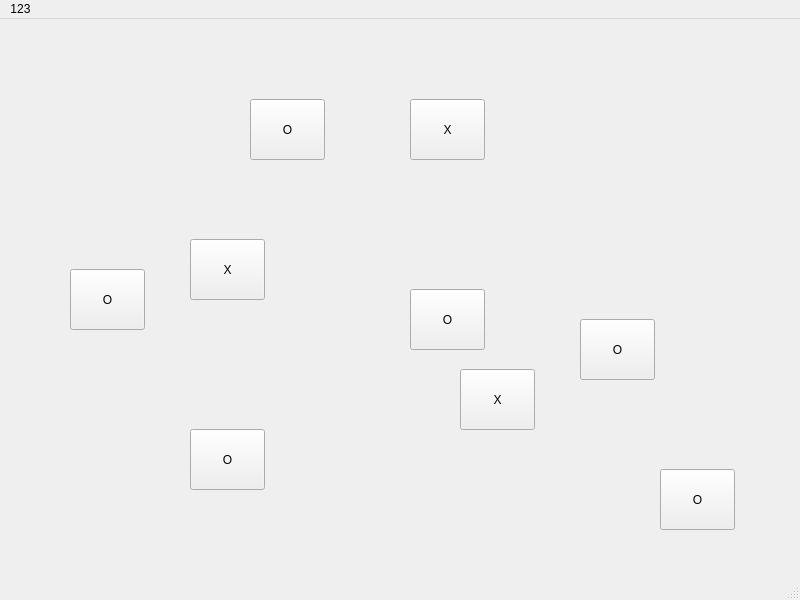
This is mainwindow.ui in aayyjkl/MidTermAI as Qt 5 draws it before an edit. The edited form follows.
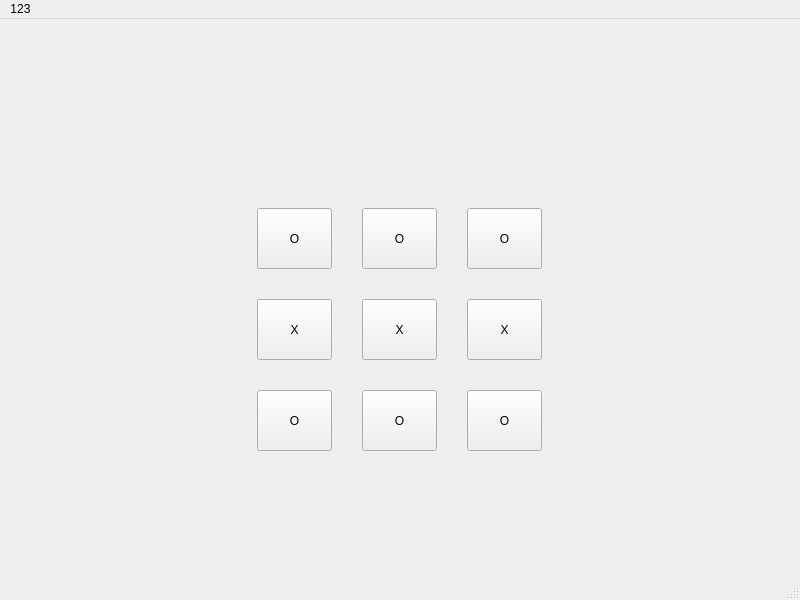
This is the edited form.

Commit message: Rearrange UI buttons in 3x3 grid pattern (OOO/XXX/OOO)

```diff
--- a/mainwindow.ui
+++ b/mainwindow.ui
@@ -17,8 +17,8 @@
    <widget class="QPushButton" name="pushButton">
     <property name="geometry">
      <rect>
-      <x>410</x>
-      <y>270</y>
+      <x>257</x>
+      <y>189</y>
       <width>75</width>
       <height>61</height>
      </rect>
@@ -30,21 +30,21 @@
    <widget class="QPushButton" name="pushButton_2">
     <property name="geometry">
      <rect>
-      <x>410</x>
-      <y>80</y>
+      <x>362</x>
+      <y>189</y>
       <width>75</width>
       <height>61</height>
      </rect>
     </property>
     <property name="text">
-     <string>X</string>
+     <string>O</string>
     </property>
    </widget>
    <widget class="QPushButton" name="pushButton_3">
     <property name="geometry">
      <rect>
-      <x>580</x>
-      <y>300</y>
+      <x>467</x>
+      <y>189</y>
       <width>75</width>
       <height>61</height>
      </rect>
@@ -56,21 +56,21 @@
    <widget class="QPushButton" name="pushButton_4">
     <property name="geometry">
      <rect>
-      <x>70</x>
-      <y>250</y>
+      <x>257</x>
+      <y>280</y>
       <width>75</width>
       <height>61</height>
      </rect>
     </property>
     <property name="text">
-     <string>O</string>
+     <string>X</string>
     </property>
    </widget>
    <widget class="QPushButton" name="pushButton_5">
     <property name="geometry">
      <rect>
-      <x>460</x>
-      <y>350</y>
+      <x>362</x>
+      <y>280</y>
       <width>75</width>
       <height>61</height>
      </rect>
@@ -82,21 +82,21 @@
    <widget class="QPushButton" name="pushButton_6">
     <property name="geometry">
      <rect>
-      <x>250</x>
-      <y>80</y>
+      <x>467</x>
+      <y>280</y>
       <width>75</width>
       <height>61</height>
      </rect>
     </property>
     <property name="text">
-     <string>O</string>
+     <string>X</string>
     </property>
    </widget>
    <widget class="QPushButton" name="pushButton_7">
     <property name="geometry">
      <rect>
-      <x>190</x>
-      <y>410</y>
+      <x>257</x>
+      <y>371</y>
       <width>75</width>
       <height>61</height>
      </rect>
@@ -108,21 +108,21 @@
    <widget class="QPushButton" name="pushButton_8">
     <property name="geometry">
      <rect>
-      <x>190</x>
-      <y>220</y>
+      <x>362</x>
+      <y>371</y>
       <width>75</width>
       <height>61</height>
      </rect>
     </property>
     <property name="text">
-     <string>X</string>
+     <string>O</string>
     </property>
    </widget>
    <widget class="QPushButton" name="pushButton_9">
     <property name="geometry">
      <rect>
-      <x>660</x>
-      <y>450</y>
+      <x>467</x>
+      <y>371</y>
       <width>75</width>
       <height>61</height>
      </rect>
```
